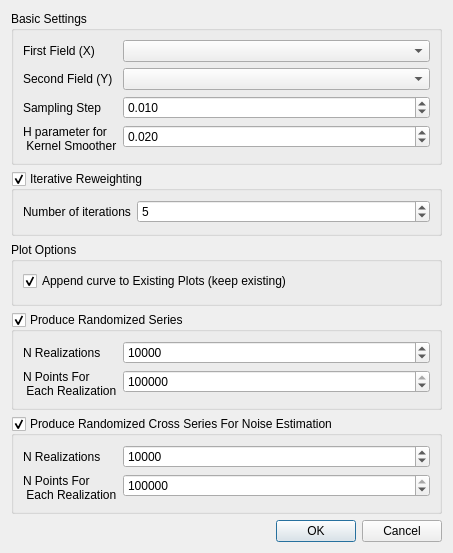
Before: the Qt Designer form qGEO/geoutils/dialogs/ComputeTimeSeriesDlg.ui in luca-penasa/spc, drawn with Qt 5.
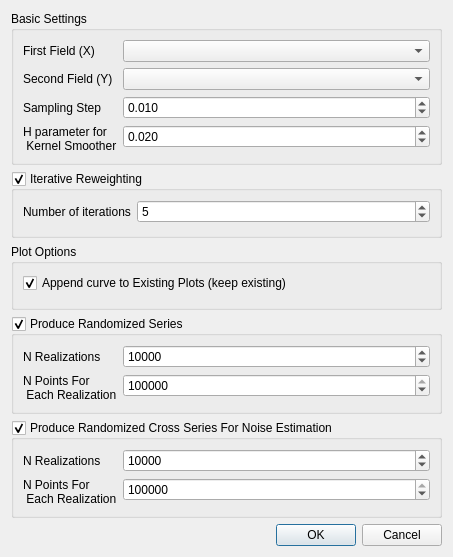
After: the same form once the commit is applied. Custom widgets are drawn as their Qt base class.

```diff
--- a/qGEO/geoutils/dialogs/ComputeTimeSeriesDlg.ui
+++ b/qGEO/geoutils/dialogs/ComputeTimeSeriesDlg.ui
@@ -7,7 +7,7 @@
     <x>0</x>
     <y>0</y>
     <width>453</width>
-    <height>553</height>
+    <height>557</height>
    </rect>
   </property>
   <property name="sizePolicy">
```
Left out of the diff: 10 changed lines with no effect on the pictures.
